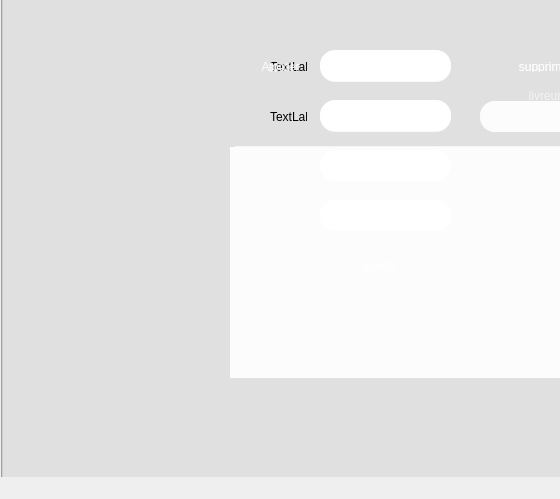
This is mainwindow.ui in ziedsG1/EntreLivPRO as Qt 5 draws it before an edit; both pictures show x 0 to 560 and y 149 to 648 of the 1048 by 648 pixel window. The edited form follows.
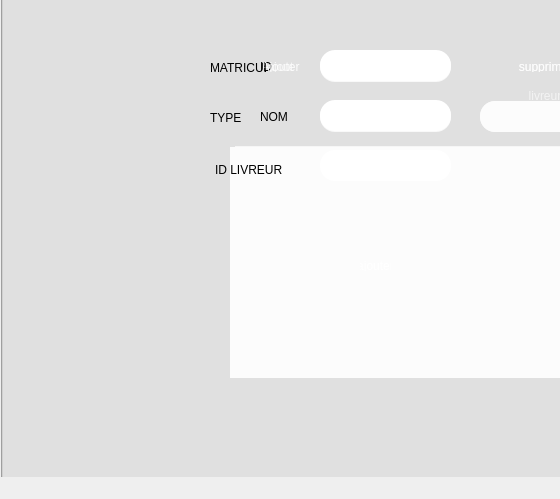
This is the edited form. Icons and pictures are not drawn.

```diff
--- a/mainwindow.ui
+++ b/mainwindow.ui
@@ -447,63 +447,63 @@
 </string>
      </property>
     </widget>
-    <widget class="QLabel" name="label">
+    <widget class="QLabel" name="L">
      <property name="geometry">
       <rect>
-       <x>270</x>
+       <x>260</x>
        <y>210</y>
        <width>37</width>
        <height>12</height>
       </rect>
      </property>
      <property name="text">
-      <string>TextLabel</string>
+      <string>ID</string>
      </property>
     </widget>
-    <widget class="QLabel" name="label_2">
+    <widget class="QLabel" name="L_2">
      <property name="geometry">
       <rect>
-       <x>270</x>
+       <x>260</x>
        <y>260</y>
        <width>37</width>
        <height>12</height>
       </rect>
      </property>
      <property name="text">
-      <string>TextLabel</string>
+      <string>NOM</string>
      </property>
     </widget>
-    <widget class="QLabel" name="label_3">
+    <widget class="QLabel" name="L_5">
      <property name="geometry">
       <rect>
-       <x>270</x>
+       <x>260</x>
        <y>310</y>
-       <width>37</width>
-       <height>12</height>
+       <width>51</width>
+       <height>16</height>
       </rect>
      </property>
      <property name="text">
-      <string>TextLabel</string>
+      <string>PRENOM</string>
      </property>
     </widget>
     <widget class="QLabel" name="label_4">
      <property name="geometry">
       <rect>
-       <x>270</x>
+       <x>260</x>
        <y>360</y>
        <width>37</width>
        <height>12</height>
       </rect>
      </property>
      <property name="text">
-      <string>TextLabel</string>
+      <string>NUM</string>
      </property>
     </widget>
     <widget class="QPushButton" name="conf_ajoutLiv">
      <property name="geometry">
       <rect>
        <x>340</x>
-       <y>400</y>
+       <y>480</y>
        <width>91</width>
        <height>31</height>
       </rect>
@@ -987,7 +987,7 @@
       <rect>
        <x>330</x>
        <y>410</y>
-       <width>101</width>
+       <width>91</width>
        <height>31</height>
       </rect>
      </property>
@@ -1129,42 +1129,43 @@
 </string>
      </property>
     </widget>
-    <widget class="QLineEdit" name="lineEdit_9">
+    <widget class="QLabel" name="label">
      <property name="geometry">
       <rect>
-       <x>320</x>
-       <y>360</y>
-       <width>131</width>
-       <height>31</height>
+       <x>210</x>
+       <y>220</y>
+       <width>56</width>
+       <height>16</height>
       </rect>
      </property>
-     <property name="styleSheet">
-      <string notr="true">QLineEdit, QComboBox {
-    background-color: qlineargradient(x1:0, y1:0, x2:0, y2:1,
-                                      stop:0 #43e97b, stop:1 #38f9d7);
-    color: white;
-    font: bold 10px &quot;Segoe UI&quot;;
-    border-radius: 15px;
-    padding: 10px 30px;
-    border: none;
-}
-
-/* Hover effect */
-QLineEdit:hover, QComboBox:hover {
-    background-color: qlineargradient(x1:0, y1:0, x2:0, y2:1,
-                                      stop:0 #00f260, stop:1 #0575e6);
-}
-
-/* Focus effect for LineEdit */
-QLineEdit:focus {
-    border: 2px solid #0575e6;
-}
-
-/* Pressed (when active typing or selection) */
-QLineEdit:pressed, QComboBox:pressed {
-    background-color: #009245;
-}
-</string>
+     <property name="text">
+      <string>MATRICULE</string>
+     </property>
+    </widget>
+    <widget class="QLabel" name="label_2">
+     <property name="geometry">
+      <rect>
+       <x>210</x>
+       <y>270</y>
+       <width>56</width>
+       <height>16</height>
+      </rect>
+     </property>
+     <property name="text">
+      <string>TYPE</string>
+     </property>
+    </widget>
+    <widget class="QLabel" name="label_3">
+     <property name="geometry">
+      <rect>
+       <x>215</x>
+       <y>320</y>
+       <width>81</width>
+       <height>20</height>
+      </rect>
+     </property>
+     <property name="text">
+      <string>ID LIVREUR</string>
      </property>
     </widget>
    </widget>
```
Left out of the diff: 73 changed lines with no effect on the pictures.
